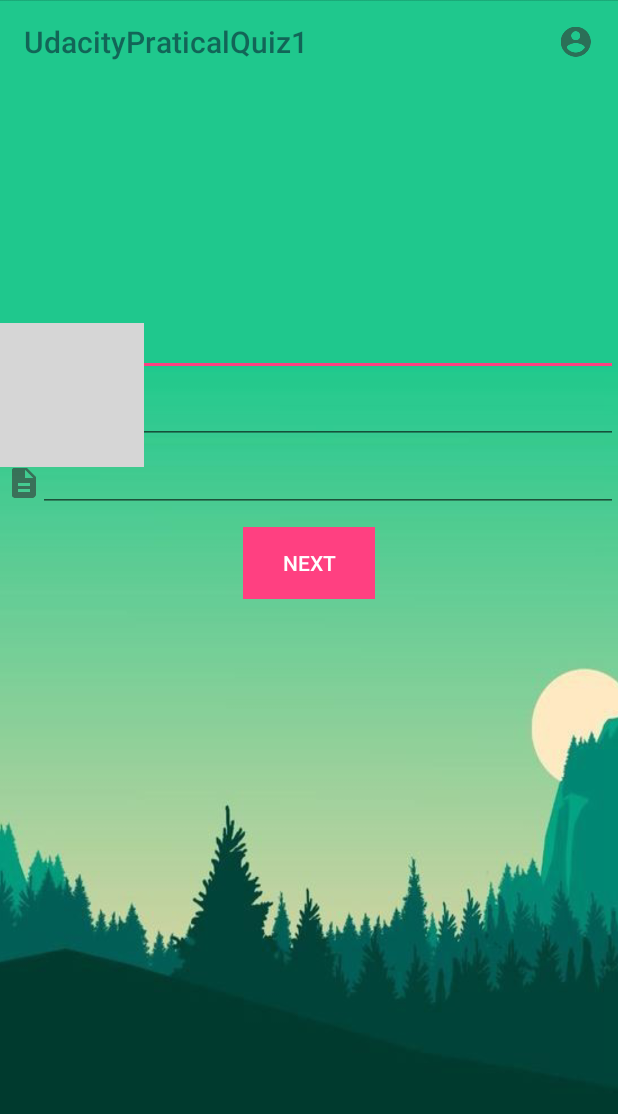
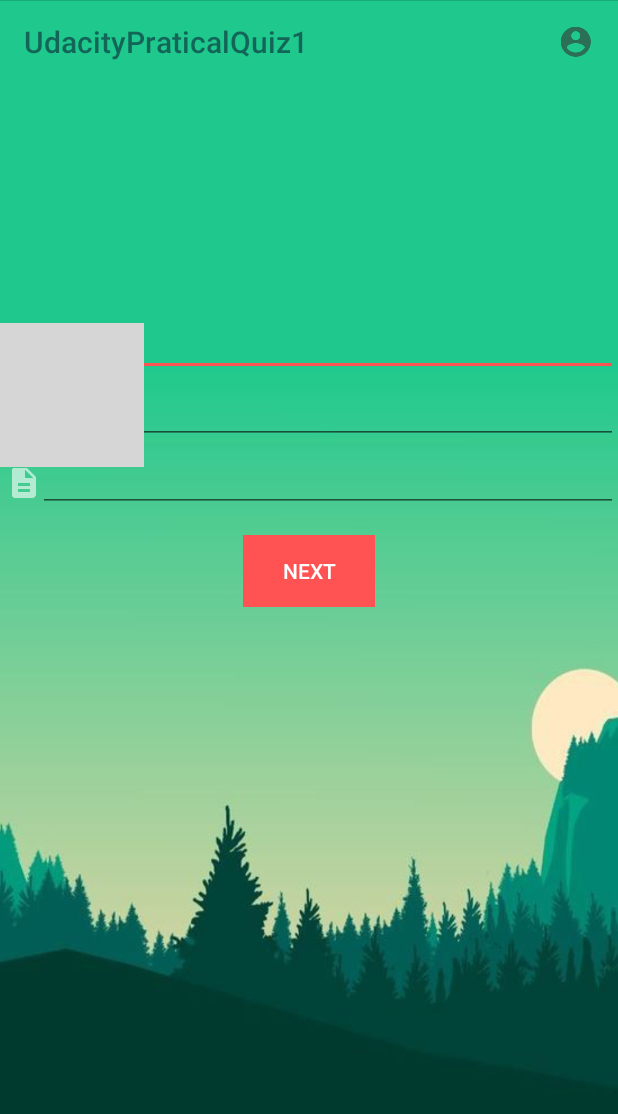
Before and after one commit to SrikarNanduri/UdacityPraticalQuiz, an Android app: the screen it shows after launch (MainActivity), on a phone screen of 412 x 824 dp. Shown: the top 1114 px of the screen. Run offline under Robolectric (Android 15) with nearby library versions, the phone set to English and light mode, and no system bars; grey boxes are pictures that could not be loaded.

Commit message:
Completed the task and this is final commit before submitting the project

```diff
--- a/UdacityPraticalQuiz-1/app/src/main/res/layout/activity_main.xml
+++ b/UdacityPraticalQuiz-1/app/src/main/res/layout/activity_main.xml
@@ -12,7 +12,6 @@
     tools:context=".MainActivity"
     >
 
-
   <include
       android:layout_width="match_parent"
       android:layout_height="wrap_content"
--- a/UdacityPraticalQuiz-1/app/src/main/res/layout/layout_edit.xml
+++ b/UdacityPraticalQuiz-1/app/src/main/res/layout/layout_edit.xml
@@ -11,6 +11,7 @@
             android:layout_width="wrap_content"
             android:layout_height="wrap_content"
             android:layout_marginTop="10dp"
+            android:tint="#FFF"
             android:src="@drawable/ic_action_user"/>
 
         <EditText
@@ -18,6 +19,7 @@
             android:layout_width="match_parent"
             android:layout_height="wrap_content"
             android:layout_marginLeft="25dp"
+            android:textColor="#FFF"
             android:inputType="text" />
 
         <ImageView
@@ -26,6 +28,7 @@
             android:layout_height="wrap_content"
             android:layout_below="@+id/username"
             android:layout_marginTop="10dp"
+            android:tint="#FFF"
             android:src="@drawable/ic_action_email"/>
 
         <EditText
@@ -34,6 +37,7 @@
             android:layout_width="match_parent"
             android:layout_height="wrap_content"
             android:layout_below="@+id/username"
+            android:textColor="#FFF"
             android:inputType="text"/>
 
         <ImageView
@@ -41,6 +45,7 @@
             android:layout_width="wrap_content"
             android:layout_height="wrap_content"
             android:layout_below="@+id/email"
+            android:tint="#FFF"
             android:layout_marginTop="10dp"
             android:src="@drawable/ic_action_description"/>
 
@@ -49,6 +54,7 @@
             android:layout_width="match_parent"
             android:layout_height="wrap_content"
             android:layout_below="@+id/email"
+            android:textColor="#FFF"
             android:layout_marginLeft="25dp"
             android:inputType="textLongMessage"/>
 
@@ -56,9 +62,9 @@
             android:id="@+id/next"
             android:layout_width="wrap_content"
             android:layout_height="wrap_content"
-            android:layout_alignParentTop="true"
             android:layout_centerHorizontal="true"
-            android:layout_marginTop="146dp"
+            android:layout_below="@+id/description"
+            android:layout_marginTop="15dp"
             android:textColor="#FFF"
             android:background="@color/colorAccent"
             android:text="next"/>
--- a/UdacityPraticalQuiz-1/app/src/main/res/values/colors.xml
+++ b/UdacityPraticalQuiz-1/app/src/main/res/values/colors.xml
@@ -2,5 +2,5 @@
 <resources>
     <color name="colorPrimary">#3F51B5</color>
     <color name="colorPrimaryDark">#104539</color>
-    <color name="colorAccent">#FF4081</color>
+    <color name="colorAccent">#FF5252 </color>
 </resources>
```
Also changed, not shown: UdacityPraticalQuiz-1/app/src/main/java/com/example/android/udacitypraticalquiz_1/DetailsActivity.java (+7 -2 lines), UdacityPraticalQuiz-1/app/src/main/java/com/example/android/udacitypraticalquiz_1/MainActivity.java (+15 -3 lines).
